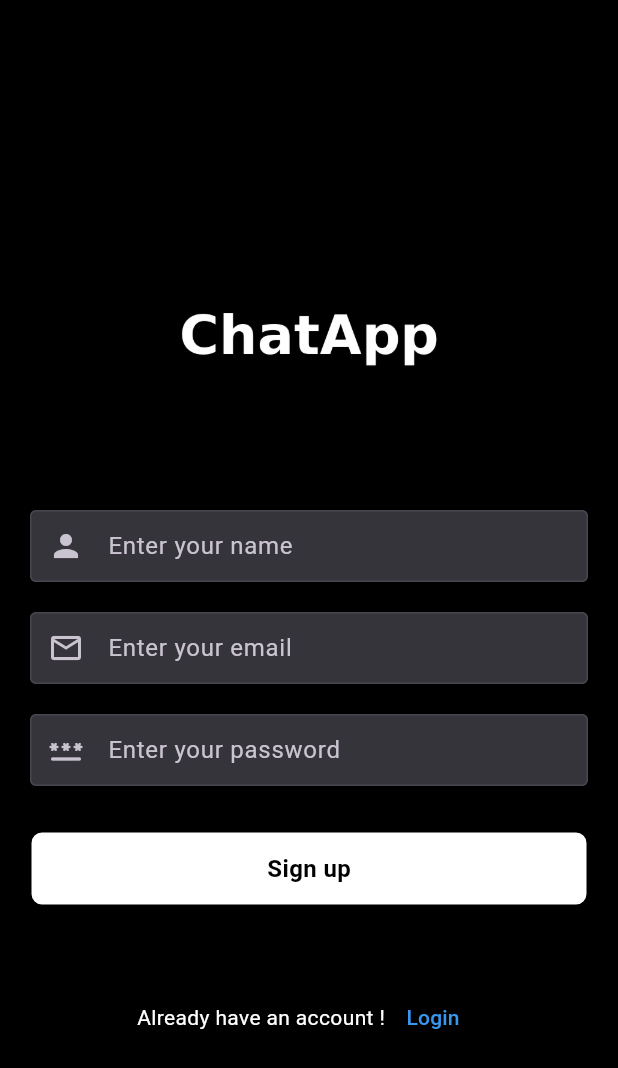
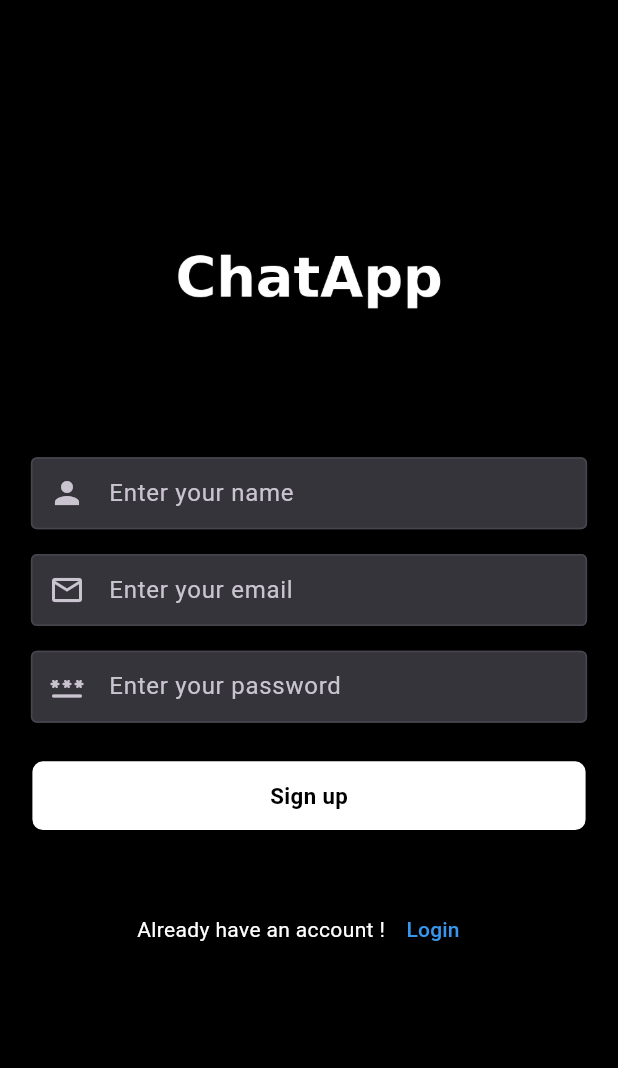
Before and after one commit to kanhaiya3152/Talksy, a Flutter app: the screen it shows after launch, after a tap on "Login", after a tap on "Sign up", on a phone screen of 412 x 824 dp. Shown: the top 1068 px of the screen. Run offline on Flutter 3.47's test engine with Material 3 defaults, Android fonts, the phone set to English and light mode, and no system bars; our stand-ins replace cloud_firestore, file_picker, firebase_auth, firebase_core, firebase_messaging, flutter_dotenv and 1 more; accounts and stored records are empty; network calls fail.

```diff
--- a/lib/main.dart
+++ b/lib/main.dart
@@ -1,9 +1,7 @@
 import 'package:chat_app/firebase_options.dart';
-import 'package:chat_app/screens/chat_screen.dart';
-import 'package:chat_app/screens/home_screen.dart';
 import 'package:chat_app/screens/login_screen.dart';
-import 'package:chat_app/screens/profile_screen.dart';
 import 'package:chat_app/screens/splash.dart';
+import 'package:chat_app/widgets/bottom_navigation.dart';
 import 'package:firebase_auth/firebase_auth.dart';
 import 'package:firebase_core/firebase_core.dart';
 import 'package:flutter/material.dart';
@@ -11,8 +9,7 @@ import 'package:flutter_dotenv/flutter_dotenv.dart';
 
 void main() async {
   WidgetsFlutterBinding.ensureInitialized();
-  // await dotenv.load(fileName: ".env");
-  // await Firebase.initializeApp();
+  await dotenv.load(fileName: ".env");
   await Firebase.initializeApp(
     options: DefaultFirebaseOptions.currentPlatform,
   );
@@ -37,7 +34,7 @@ class MyApp extends StatelessWidget {
               return SplashScreen();
             }
             if (snapshot.hasData) {
-              return ChatScreen();
+              return BottomNavigation();
             }
 
             return LoginScreen();
--- a/lib/screens/login_screen.dart
+++ b/lib/screens/login_screen.dart
@@ -1,6 +1,7 @@
 import 'package:chat_app/screens/chat_screen.dart';
 import 'package:chat_app/screens/home_screen.dart';
 import 'package:chat_app/screens/signup_screen.dart';
+import 'package:chat_app/widgets/bottom_navigation.dart';
 import 'package:firebase_auth/firebase_auth.dart';
 import 'package:flutter/foundation.dart';
 import 'package:flutter/material.dart';
@@ -48,7 +49,7 @@ class _LoginScreenState extends State<LoginScreen> {
       );
       Navigator.of(context).pushReplacement(
         MaterialPageRoute(
-          builder: (ctx) => ChatScreen(),
+          builder: (ctx) => BottomNavigation(),
         ),
       );
     } on FirebaseAuthException catch (e) {
@@ -63,11 +64,17 @@ class _LoginScreenState extends State<LoginScreen> {
 
   @override
   Widget build(BuildContext context) {
+    final screenHeight = MediaQuery.of(context).size.height;
+    final screenWidth = MediaQuery.of(context).size.width;
+
     return Scaffold(
-      // backgroundColor: Colors.black,
       body: SingleChildScrollView(
         child: Container(
-          margin: EdgeInsets.only(left: 20, right: 20, top: 150),
+          margin: EdgeInsets.only(
+            left: screenWidth * 0.05,
+            right: screenWidth * 0.05,
+            top: screenHeight * 0.138,
+          ),
           child: Form(
             key: _formKey,
             child: Column(
@@ -76,12 +83,12 @@ class _LoginScreenState extends State<LoginScreen> {
                 Container(
                   child: Image.asset(
                     "assets/text.png",
-                    height: 140,
-                    width: 200,
+                    height: screenHeight * 0.2,
+                    width: screenWidth * 0.5,
                   ),
                 ),
                 SizedBox(
-                  height: 50,
+                  height: screenHeight * 0.05,
                 ),
                 TextFormField(
                   controller: _emailController,
@@ -96,20 +103,22 @@ class _LoginScreenState extends State<LoginScreen> {
                   keyboardType: TextInputType.emailAddress,
                   decoration: InputDecoration(
                     hintText: "Enter your email",
-                      // fillColor: Colors.black54,
                     prefixIcon: Icon(Icons.email_outlined),
-                      // hintStyle: TextStyle(color: Colors.white),
                     focusedBorder: OutlineInputBorder(
-                          borderSide: Divider.createBorderSide(context)),
+                      borderSide: Divider.createBorderSide(context),
+                    ),
                     enabledBorder: OutlineInputBorder(
-                          borderSide: Divider.createBorderSide(context)),
+                      borderSide: Divider.createBorderSide(context),
+                    ),
                     filled: true,
                     contentPadding: const EdgeInsets.all(8),
                     border: OutlineInputBorder(
-                          borderSide: Divider.createBorderSide(context))),
+                      borderSide: Divider.createBorderSide(context),
+                    ),
+                  ),
                 ),
                 SizedBox(
-                  height: 20,
+                  height: screenHeight * 0.02,
                 ),
                 TextFormField(
                   controller: _passwordController,
@@ -125,16 +134,20 @@ class _LoginScreenState extends State<LoginScreen> {
                     hintText: "Enter your password",
                     prefixIcon: Icon(Icons.password_rounded),
                     focusedBorder: OutlineInputBorder(
-                          borderSide: Divider.createBorderSide(context)),
+                      borderSide: Divider.createBorderSide(context),
+                    ),
                     enabledBorder: OutlineInputBorder(
-                          borderSide: Divider.createBorderSide(context)),
+                      borderSide: Divider.createBorderSide(context),
+                    ),
                     filled: true,
                     contentPadding: const EdgeInsets.all(8),
                     border: OutlineInputBorder(
-                          borderSide: Divider.createBorderSide(context))),
+                      borderSide: Divider.createBorderSide(context),
+                    ),
+                  ),
                 ),
                 SizedBox(
-                  height: 30,
+                  height: screenHeight * 0.03,
                 ),
                 GestureDetector(
                   onTap: () async {
@@ -147,7 +160,7 @@ class _LoginScreenState extends State<LoginScreen> {
                     userLogin();
                   },
                   child: Container(
-                    height: 50,
+                    height: screenHeight * 0.058,
                     width: double.infinity,
                     decoration: BoxDecoration(
                       color: Colors.white,
@@ -157,11 +170,12 @@ class _LoginScreenState extends State<LoginScreen> {
                     child: _isLoading
                         ? Center(
                             child: SizedBox(
-                              height: 25,
-                              width: 25,
+                              height: screenHeight * 0.02,
+                              width: screenHeight * 0.02,
                               child: CircularProgressIndicator(
                                 color: Colors.black,
-                            )),
+                              ),
+                            ),
                           )
                         : Center(
                             child: Text(
@@ -169,12 +183,14 @@ class _LoginScreenState extends State<LoginScreen> {
                               style: TextStyle(
                                 color: Colors.black,
                                 fontWeight: FontWeight.bold,
-                                fontSize: 16),
-                          )),
+                                fontSize: screenHeight * 0.018,
+                              ),
+                            ),
+                          ),
                   ),
                 ),
                 SizedBox(
-                  height: 50,
+                  height: screenHeight * 0.05,
                 ),
                 Row(
                   mainAxisAlignment: MainAxisAlignment.center,
@@ -191,12 +207,16 @@ class _LoginScreenState extends State<LoginScreen> {
                           ),
                         );
                       },
-                      child: const Text('Sign up',
+                      child: const Text(
+                        'Sign up',
                         style: TextStyle(
-                              color: Color(0XFF3797EF), fontSize: 14)),
-                    )
+                          color: Color(0XFF3797EF),
+                          fontSize: 14,
+                        ),
+                      ),
+                    ),
                   ],
-                )
+                ),
               ],
             ),
           ),
--- a/lib/screens/signup_screen.dart
+++ b/lib/screens/signup_screen.dart
@@ -2,6 +2,7 @@ import 'package:chat_app/model/users.dart';
 import 'package:chat_app/screens/chat_screen.dart';
 import 'package:chat_app/screens/home_screen.dart';
 import 'package:chat_app/screens/login_screen.dart';
+import 'package:chat_app/widgets/bottom_navigation.dart';
 import 'package:cloud_firestore/cloud_firestore.dart';
 import 'package:firebase_auth/firebase_auth.dart';
 import 'package:flutter/foundation.dart';
@@ -11,10 +12,10 @@ class SignupScreen extends StatefulWidget {
   const SignupScreen({super.key});
 
   @override
-  State<SignupScreen> createState() => _LoginScreenState();
+  State<SignupScreen> createState() => _SignupScreenState();
 }
 
-class _LoginScreenState extends State<SignupScreen> {
+class _SignupScreenState extends State<SignupScreen> {
   String username = "";
   String email = "";
   String password = "";
@@ -49,7 +50,8 @@ class _LoginScreenState extends State<SignupScreen> {
 
       String userId = userCredential.user!.uid;
 
-      Users user = Users(uid: userId, username: username, email: email,profilePic: "");
+      Users user =
+          Users(uid: userId, username: username, email: email, profilePic: "",);
 
       await FirebaseFirestore.instance
           .collection("users")
@@ -67,7 +69,7 @@ class _LoginScreenState extends State<SignupScreen> {
         ));
 
         Navigator.of(context).pushReplacement(
-          MaterialPageRoute(builder: (ctx) => ChatScreen()),
+          MaterialPageRoute(builder: (ctx) => BottomNavigation()),
         );
       }
     } on FirebaseAuthException catch (e) {
@@ -82,11 +84,17 @@ class _LoginScreenState extends State<SignupScreen> {
 
   @override
   Widget build(BuildContext context) {
+    final screenHeight = MediaQuery.of(context).size.height;
+    final screenWidth = MediaQuery.of(context).size.width;
+
     return Scaffold(
-      // backgroundColor: Colors.black,
       body: SingleChildScrollView(
         child: Container(
-          margin: EdgeInsets.only(left: 20, right: 20, top: 150),
+          margin: EdgeInsets.only(
+            left: screenWidth * 0.05,
+            right: screenWidth * 0.05,
+            top: screenHeight * 0.12,
+          ),
           child: Column(
             crossAxisAlignment: CrossAxisAlignment.center,
             children: [
@@ -95,13 +103,13 @@ class _LoginScreenState extends State<SignupScreen> {
                 child: Container(
                   child: Image.asset(
                     "assets/text.png",
-                    height: 140,
-                    width: 200,
+                    height: screenHeight * 0.2,
+                    width: screenWidth * 0.5,
                   ),
                 ),
               ),
               SizedBox(
-                height: 50,
+                height: screenHeight * 0.05,
               ),
               TextFormField(
                 controller: _usernameController,
@@ -117,16 +125,20 @@ class _LoginScreenState extends State<SignupScreen> {
                   hintText: "Enter your name",
                   prefixIcon: Icon(Icons.person),
                   focusedBorder: OutlineInputBorder(
-                        borderSide: Divider.createBorderSide(context)),
+                    borderSide: Divider.createBorderSide(context),
+                  ),
                   enabledBorder: OutlineInputBorder(
-                        borderSide: Divider.createBorderSide(context)),
+                    borderSide: Divider.createBorderSide(context),
+                  ),
                   filled: true,
                   contentPadding: const EdgeInsets.all(8),
                   border: OutlineInputBorder(
-                        borderSide: Divider.createBorderSide(context))),
+                    borderSide: Divider.createBorderSide(context),
+                  ),
+                ),
               ),
               SizedBox(
-                height: 20,
+                height: screenHeight * 0.02,
               ),
               TextFormField(
                 controller: _emailController,
@@ -139,20 +151,22 @@ class _LoginScreenState extends State<SignupScreen> {
                 keyboardType: TextInputType.emailAddress,
                 decoration: InputDecoration(
                   hintText: "Enter your email",
-                    // fillColor: Colors.black54,
                   prefixIcon: Icon(Icons.email_outlined),
-                    // hintStyle: TextStyle(color: Colors.white),
                   focusedBorder: OutlineInputBorder(
-                        borderSide: Divider.createBorderSide(context)),
+                    borderSide: Divider.createBorderSide(context),
+                  ),
                   enabledBorder: OutlineInputBorder(
-                        borderSide: Divider.createBorderSide(context)),
+                    borderSide: Divider.createBorderSide(context),
+                  ),
                   filled: true,
                   contentPadding: const EdgeInsets.all(8),
                   border: OutlineInputBorder(
-                        borderSide: Divider.createBorderSide(context))),
+                    borderSide: Divider.createBorderSide(context),
+                  ),
+                ),
               ),
               SizedBox(
-                height: 20,
+                height: screenHeight * 0.02,
               ),
               TextFormField(
                 controller: _passwordController,
@@ -168,16 +182,20 @@ class _LoginScreenState extends State<SignupScreen> {
                   hintText: "Enter your password",
                   prefixIcon: Icon(Icons.password_rounded),
                   focusedBorder: OutlineInputBorder(
-                        borderSide: Divider.createBorderSide(context)),
+                    borderSide: Divider.createBorderSide(context),
+                  ),
                   enabledBorder: OutlineInputBorder(
-                        borderSide: Divider.createBorderSide(context)),
+                    borderSide: Divider.createBorderSide(context),
+                  ),
                   filled: true,
                   contentPadding: const EdgeInsets.all(8),
                   border: OutlineInputBorder(
-                        borderSide: Divider.createBorderSide(context))),
+                    borderSide: Divider.createBorderSide(context),
+                  ),
+                ),
               ),
               SizedBox(
-                height: 30,
+                height: screenHeight * 0.03,
               ),
               GestureDetector(
                 onTap: () async {
@@ -192,28 +210,41 @@ class _LoginScreenState extends State<SignupScreen> {
                     username: username,
                     email: email,
                     password: password,
-                      context: context);
+                    context: context,
+                  );
                 },
                 child: Container(
-                  height: 50,
+                  height: screenHeight * 0.058,
                   width: double.infinity,
                   decoration: BoxDecoration(
                     color: Colors.white,
                     border: Border.all(),
                     borderRadius: BorderRadius.circular(8),
                   ),
-                  child: Center(
+                  child: _isLoading
+                      ? Center(
+                          child: SizedBox(
+                              height: screenHeight * 0.02,
+                              width: screenHeight * 0.02,
+                              child: CircularProgressIndicator(
+                                color: Colors.black,
+                              ),
+                            ),
+                        )
+                      : Center(
                           child: Text(
                             "Sign up",
                             style: TextStyle(
                               color: Colors.black,
                               fontWeight: FontWeight.bold,
-                        fontSize: 16),
-                  )),
+                              fontSize: screenHeight * 0.018,
+                            ),
+                          ),
+                        ),
                 ),
               ),
               SizedBox(
-                height: 50,
+                height: screenHeight * 0.05,
               ),
               Row(
                 mainAxisAlignment: MainAxisAlignment.center,
@@ -230,12 +261,16 @@ class _LoginScreenState extends State<SignupScreen> {
                         ),
                       );
                     },
-                    child: const Text('Login',
-                        style:
-                            TextStyle(color: Color(0XFF3797EF), fontSize: 14)),
-                  )
+                    child: const Text(
+                      'Login',
+                      style: TextStyle(
+                        color: Color(0XFF3797EF),
+                        fontSize: 14,
+                      ),
+                    ),
+                  ),
                 ],
-              )
+              ),
             ],
           ),
         ),
--- a/lib/widgets/message_bubble.dart
+++ b/lib/widgets/message_bubble.dart
@@ -143,6 +143,10 @@ class MessageBubble extends StatelessWidget {
                           softWrap: true,
                         ),
                         SizedBox(height: 5),
+                        Row(
+                          mainAxisSize: MainAxisSize.min,
+                          mainAxisAlignment: MainAxisAlignment.end,
+                          children: [
                             Text(
                               timeString,
                               style: TextStyle(
@@ -151,6 +155,8 @@ class MessageBubble extends StatelessWidget {
                                     ? Colors.black54
                                     : theme.colorScheme.onSecondary.withAlpha(150),
                               ),
+                            ),
+                          ],
                         ),
                       ],
                     ),
```
Also changed, not shown: lib/widgets/chat_messages.dart (+77 -48 lines), lib/widgets/new_messages.dart (+29 -2 lines). Lines whose indentation alone changed are shown as unchanged.
